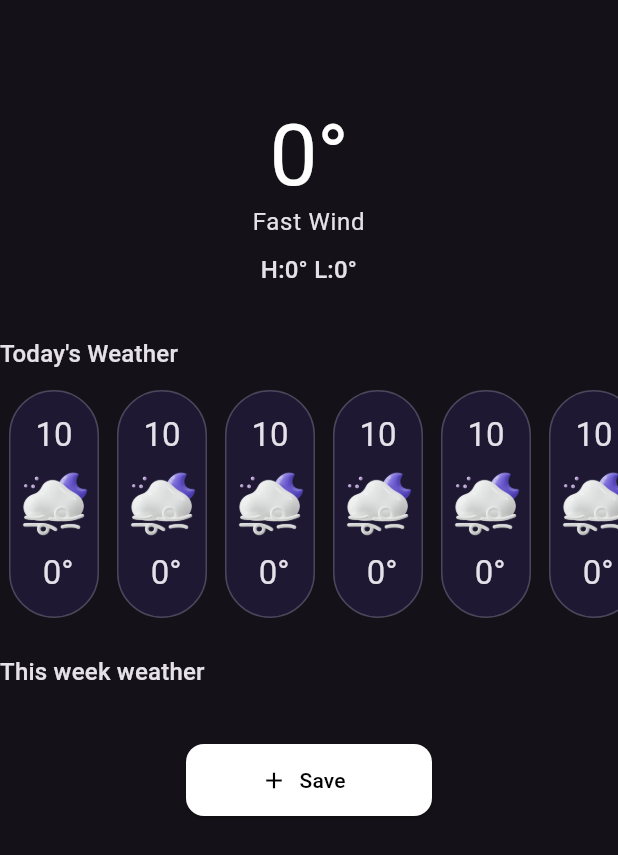
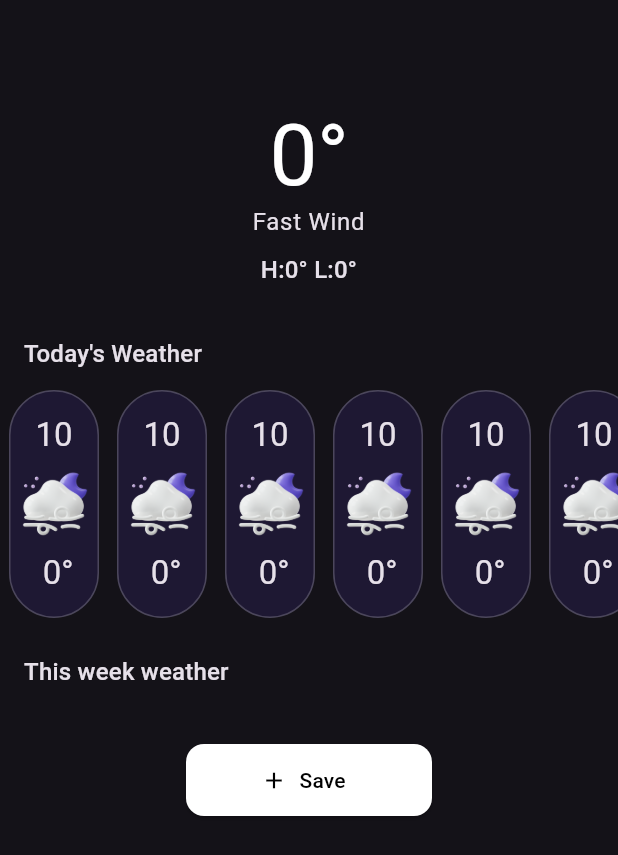
Before and after one commit to yeasin50/weather_app, a Flutter app: the SearchedCityDetailsView widget shown alone on an empty page, opened directly with empty values, on a phone screen of 412 x 824 dp. Shown: the top 855 px of the screen. Run offline on Flutter 3.47's test engine with Material 3 defaults, Android fonts, the phone set to English and light mode, and no system bars; our stand-ins replace flutter_svg, go_router, stream_transform; network calls fail.

Commit message:
added-padding_to_the_listView

```diff
--- a/lib/src/presentation/common/widgets/forecast_horizontal_listview.dart
+++ b/lib/src/presentation/common/widgets/forecast_horizontal_listview.dart
@@ -9,21 +9,25 @@ class ForecastHorizontalListview extends StatefulWidget {
     super.key,
     required this.data,
     required this.isHourly,
+    this.padding,
   });
 
   const ForecastHorizontalListview.hourly({
     super.key,
-    required this.data,
+    required this.data,this.padding,
   }) : isHourly = true;
 
   const ForecastHorizontalListview.weekly({
     super.key,
     required this.data,
+    this.padding,
   }) : isHourly = false;
 
   /// handle hour/weekly preview
   final bool isHourly;
   final List<HourlyWeatherInfo> data;
+
+  final EdgeInsets? padding;
 
   @override
   State<ForecastHorizontalListview> createState() => _ForecastHorizontalListviewState();
@@ -76,6 +80,7 @@ class _ForecastHorizontalListviewState extends State<ForecastHorizontalListview>
       child: SingleChildScrollView(
         controller: controller,
         scrollDirection: Axis.horizontal,
+        padding: widget.padding,
         child: Row(
           children: [
             for (int i = 0; i < widget.data.length; i++)
--- a/lib/src/presentation/search_city/widgets/searched_city_details_view.dart
+++ b/lib/src/presentation/search_city/widgets/searched_city_details_view.dart
@@ -33,6 +33,8 @@ class _SearchedCityDetailsViewState extends State<SearchedCityDetailsView> {
   Widget build(BuildContext context) {
     final textTheme = Theme.of(context).textTheme;
 
+    final padding = EdgeInsets.only(left: 16);
+
     return ListView(
       padding: EdgeInsets.only(top: 36),
       children: [
@@ -44,37 +46,45 @@ class _SearchedCityDetailsViewState extends State<SearchedCityDetailsView> {
           mood: todayWeather.mood.label,
         ),
         const SizedBox(height: 32),
-        Text(
-          "Today's Weather ",
-          style: textTheme.titleMedium,
+        Padding(
+          padding: padding,
+          child: Text(
+            "Today's Weather ",
+            style: textTheme.titleMedium,
+          ),
         ),
         const SizedBox(height: 12),
         ForecastHorizontalListview.hourly(
+          padding: padding,
           data: weatherData.todaysHourlyForecast,
         ),
         const SizedBox(height: 24),
-        Text(
-          "This week weather",
-          style: textTheme.titleMedium,
+        Padding(
+          padding: padding,
+          child: Text(
+            "This week weather",
+            style: textTheme.titleMedium,
+          ),
         ),
         const SizedBox(height: 12),
         ForecastHorizontalListview.weekly(
+          padding: padding,
           data: weatherData.weeklyForecast,
         ),
         const SizedBox(height: 24),
         Align(
           child: ElevatedButton.icon(
-            icon: Icon(Icons.add),
+            icon: const Icon(Icons.add),
             style: ElevatedButton.styleFrom(
               backgroundColor: Colors.white,
               foregroundColor: Colors.black,
               shape: RoundedRectangleBorder(
                 borderRadius: BorderRadius.circular(12),
               ),
-              fixedSize: Size(164, 48),
+              fixedSize: const Size(164, 48),
             ),
             onPressed: () {},
-            label: Text("Save"),
+            label: const Text("Save"),
           ),
         )
       ],
```
